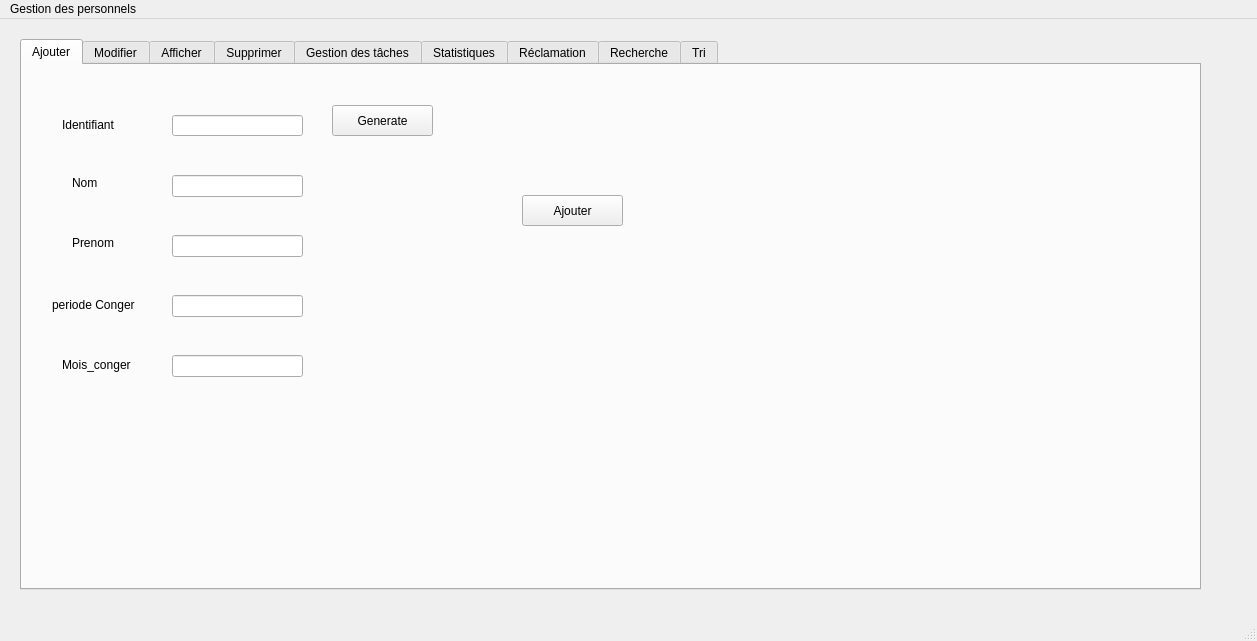
Before: the Qt Designer form mainwindow.ui in hedithameur/Projet_C-, drawn with Qt 5.
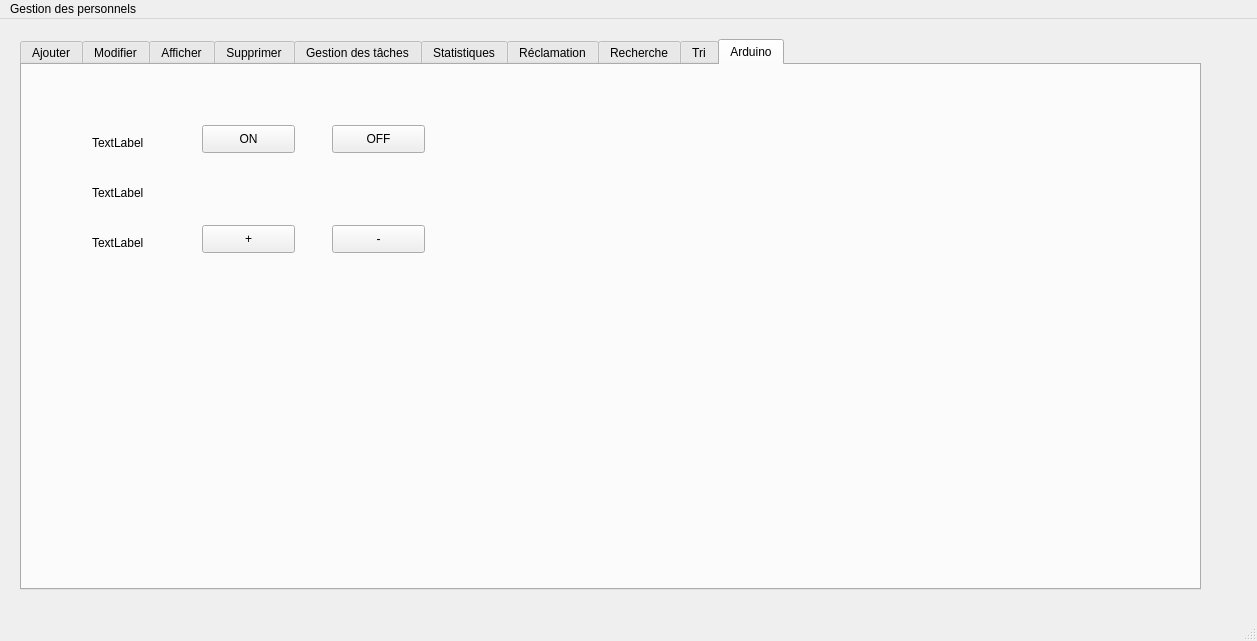
After: the same form once the commit is applied.

What changed in the file:
```diff
--- a/mainwindow.ui
+++ b/mainwindow.ui
@@ -24,7 +24,7 @@
      </rect>
     </property>
     <property name="currentIndex">
-     <number>0</number>
+     <number>9</number>
     </property>
     <widget class="QWidget" name="tab">
      <attribute name="title">
@@ -796,6 +796,115 @@
       </property>
      </widget>
     </widget>
+    <widget class="QWidget" name="tab_14">
+     <attribute name="title">
+      <string>Arduino</string>
+     </attribute>
+     <widget class="QLabel" name="label_16">
+      <property name="geometry">
+       <rect>
+        <x>70</x>
+        <y>70</y>
+        <width>56</width>
+        <height>16</height>
+       </rect>
+      </property>
+      <property name="text">
+       <string>TextLabel</string>
+      </property>
+     </widget>
+     <widget class="QLabel" name="label_17">
+      <property name="geometry">
+       <rect>
+        <x>70</x>
+        <y>120</y>
+        <width>56</width>
+        <height>16</height>
+       </rect>
+      </property>
+      <property name="text">
+       <string>TextLabel</string>
+      </property>
+     </widget>
+     <widget class="QLabel" name="label_21">
+      <property name="geometry">
+       <rect>
+        <x>70</x>
+        <y>170</y>
+        <width>56</width>
+        <height>16</height>
+       </rect>
+      </property>
+      <property name="text">
+       <string>TextLabel</string>
+      </property>
+     </widget>
+     <widget class="QPushButton" name="ON">
+      <property name="geometry">
+       <rect>
+        <x>180</x>
+        <y>60</y>
+        <width>93</width>
+        <height>28</height>
+       </rect>
+      </property>
+      <property name="text">
+       <string>ON</string>
+      </property>
+     </widget>
+     <widget class="QPushButton" name="OFF">
+      <property name="geometry">
+       <rect>
+        <x>310</x>
+        <y>60</y>
+        <width>93</width>
+        <height>28</height>
+       </rect>
+      </property>
+      <property name="text">
+       <string>OFF</string>
+      </property>
+     </widget>
+     <widget class="QPushButton" name="plus">
+      <property name="geometry">
+       <rect>
+        <x>180</x>
+        <y>160</y>
+        <width>93</width>
+        <height>28</height>
+       </rect>
+      </property>
+      <property name="text">
+       <string>+</string>
+      </property>
+     </widget>
+     <widget class="QPushButton" name="moins">
+      <property name="geometry">
+       <rect>
+        <x>310</x>
+        <y>160</y>
+        <width>93</width>
+        <height>28</height>
+       </rect>
+      </property>
+      <property name="text">
+       <string>-</string>
+      </property>
+     </widget>
+     <widget class="QLabel" name="etat">
+      <property name="geometry">
+       <rect>
+        <x>190</x>
+        <y>120</y>
+        <width>56</width>
+        <height>16</height>
+       </rect>
+      </property>
+      <property name="text">
+       <string/>
+      </property>
+     </widget>
+    </widget>
    </widget>
   </widget>
   <widget class="QMenuBar" name="menubar">
```
